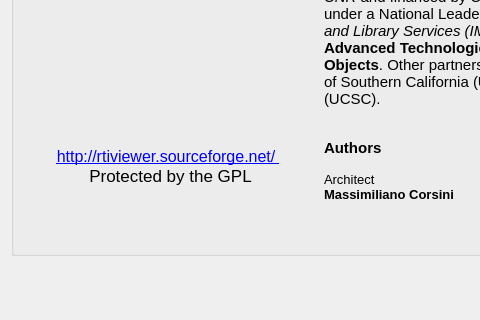
Qt form components/RTIViewer/rtiviewer/src/about.ui (rti-capture/rti-chi) before a commit; both pictures show x 0 to 480 and y 159 to 479 of the 806 by 598 pixel window.
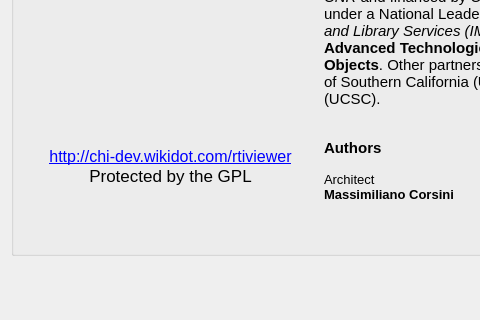
The same form after that commit. Icons and pictures are not drawn.

Commit message: Bug fixed in the main window for macosx.

```diff
--- a/components/RTIViewer/rtiviewer/src/about.ui
+++ b/components/RTIViewer/rtiviewer/src/about.ui
@@ -103,11 +103,12 @@
         <item>
          <widget class="QLabel" name="labelMLLink" >
           <property name="text" >
-           <string>&lt;html>&lt;head>&lt;meta name="qrichtext" content="1" />&lt;style type="text/css">&#xd;&#xd;
-p, li { white-space: pre-wrap; }&#xd;&#xd;
-&lt;/style>&lt;/head>&lt;body style=" font-family:'MS Shell Dlg 2'; font-size:8.25pt; font-weight:400; font-style:normal;">&#xd;&#xd;
-&lt;p style="-qt-paragraph-type:empty; margin-top:0px; margin-bottom:0px; margin-left:0px; margin-right:0px; -qt-block-indent:0; text-indent:0px; font-family:'MS Shell Dlg'; font-size:8pt;">&lt;/p>&#xd;&#xd;
-&lt;p style=" margin-top:0px; margin-bottom:0px; margin-left:0px; margin-right:0px; -qt-block-indent:0; text-indent:0px; font-family:'MS Shell Dlg'; font-size:12pt;">&lt;a href="http://meshlab.sourceforge.net">&lt;span style=" text-decoration: underline; color:#0000ff;">http://rtiviewer.sourceforge.net/ &lt;/span>&lt;/a> &lt;/p>&#xd;&#xd;
+           <string>&lt;!DOCTYPE HTML PUBLIC "-//W3C//DTD HTML 4.0//EN" "http://www.w3.org/TR/REC-html40/strict.dtd">
+&lt;html>&lt;head>&lt;meta name="qrichtext" content="1" />&lt;style type="text/css">
+p, li { white-space: pre-wrap; }
+&lt;/style>&lt;/head>&lt;body style=" font-family:'MS Shell Dlg 2'; font-size:8.25pt; font-weight:400; font-style:normal;">
+&lt;p style="-qt-paragraph-type:empty; margin-top:0px; margin-bottom:0px; margin-left:0px; margin-right:0px; -qt-block-indent:0; text-indent:0px; font-family:'MS Shell Dlg'; font-size:8pt;">&lt;/p>
+&lt;p style=" margin-top:0px; margin-bottom:0px; margin-left:0px; margin-right:0px; -qt-block-indent:0; text-indent:0px; font-family:'MS Shell Dlg'; font-size:12pt;">&lt;a href="http://chi-dev.wikidot.com/rtiviewer">&lt;span style=" text-decoration: underline; color:#0000ff;">http://chi-dev.wikidot.com/rtiviewer&lt;/span>&lt;/a>&lt;/p>
 &lt;p style=" margin-top:0px; margin-bottom:0px; margin-left:0px; margin-right:0px; -qt-block-indent:0; text-indent:0px; font-family:'MS Shell Dlg'; font-size:13pt;">Protected by the GPL&lt;/p>&lt;/body>&lt;/html></string>
           </property>
           <property name="alignment" >
```
The commit also changes 3 other files.
